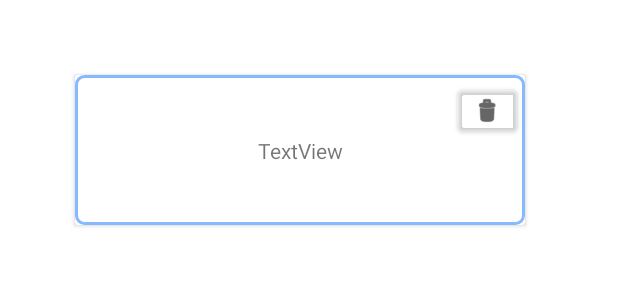
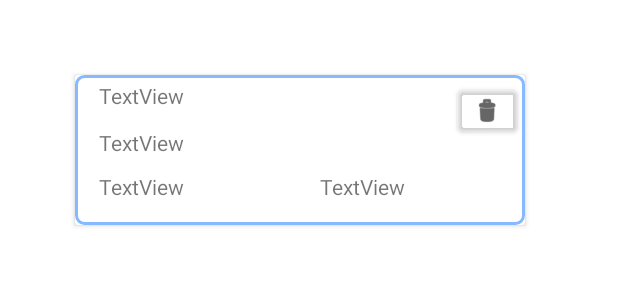
Before and after one commit to LezuLezu/s1120890_s1107714_iiatimd_app, an Android app: the layout card.xml on its own in the app's theme, with its tools: preview values and no code run, on a phone screen of 412 x 824 dp. Shown: the top 300 px of the screen. Run offline under Robolectric (Android 15) with nearby library versions, the phone set to English and light mode, and no system bars; network calls fail.

```diff
--- a/app/src/main/res/layout/card.xml
+++ b/app/src/main/res/layout/card.xml
@@ -12,20 +12,54 @@
     xmlns:android="http://schemas.android.com/apk/res/android">
 
     <androidx.constraintlayout.widget.ConstraintLayout
+        android:id="@+id/textView"
         android:layout_width="match_parent"
         android:layout_height="match_parent"
         android:background="@drawable/card_border">
 
 
         <TextView
-            android:id="@+id/textView"
+            android:id="@+id/cardTitle"
+            android:layout_width="172dp"
+            android:layout_height="21dp"
+            android:layout_marginStart="16dp"
+            android:layout_marginLeft="16dp"
+            android:layout_marginTop="4dp"
+            android:text="TextView"
+            app:layout_constraintStart_toStartOf="parent"
+            app:layout_constraintTop_toTopOf="parent" />
+        <TextView
+            android:id="@+id/cardAmount"
             android:layout_width="wrap_content"
             android:layout_height="wrap_content"
+            android:layout_marginStart="16dp"
+            android:layout_marginLeft="16dp"
+            android:text="TextView"
+            app:layout_constraintBottom_toTopOf="@+id/cardFirstName"
+            app:layout_constraintStart_toStartOf="parent"
+            app:layout_constraintTop_toBottomOf="@+id/cardTitle" />
+
+        <TextView
+            android:id="@+id/cardLastName"
+            android:layout_width="113dp"
+            android:layout_height="19dp"
+            android:layout_marginEnd="4dp"
+            android:layout_marginRight="4dp"
+            android:layout_marginBottom="16dp"
             android:text="TextView"
             app:layout_constraintBottom_toBottomOf="parent"
             app:layout_constraintEnd_toEndOf="parent"
-            app:layout_constraintStart_toStartOf="parent"
-            app:layout_constraintTop_toTopOf="parent" />
+            app:layout_constraintStart_toEndOf="@+id/cardFirstName" />
+        <TextView
+            android:id="@+id/cardFirstName"
+            android:layout_width="127dp"
+            android:layout_height="19dp"
+            android:layout_marginStart="16dp"
+            android:layout_marginLeft="16dp"
+            android:layout_marginBottom="16dp"
+            android:text="TextView"
+            app:layout_constraintBottom_toBottomOf="parent"
+            app:layout_constraintStart_toStartOf="parent" />
 
         <Button
             android:id="@+id/button"
```
Also changed, not shown: app/src/main/java/com/iatjrd/geld_lenen_app/ContentCardAdapter.java (+24 -7 lines), app/src/main/java/com/iatjrd/geld_lenen_app/Loan.java (added, +56 -0 lines), app/src/main/java/com/iatjrd/geld_lenen_app/LoginActivity.java (+5 -4 lines), app/src/main/java/com/iatjrd/geld_lenen_app/MainActivity.java (+80 -37 lines), app/src/main/java/com/iatjrd/geld_lenen_app/User.java (+4 -7 lines).
